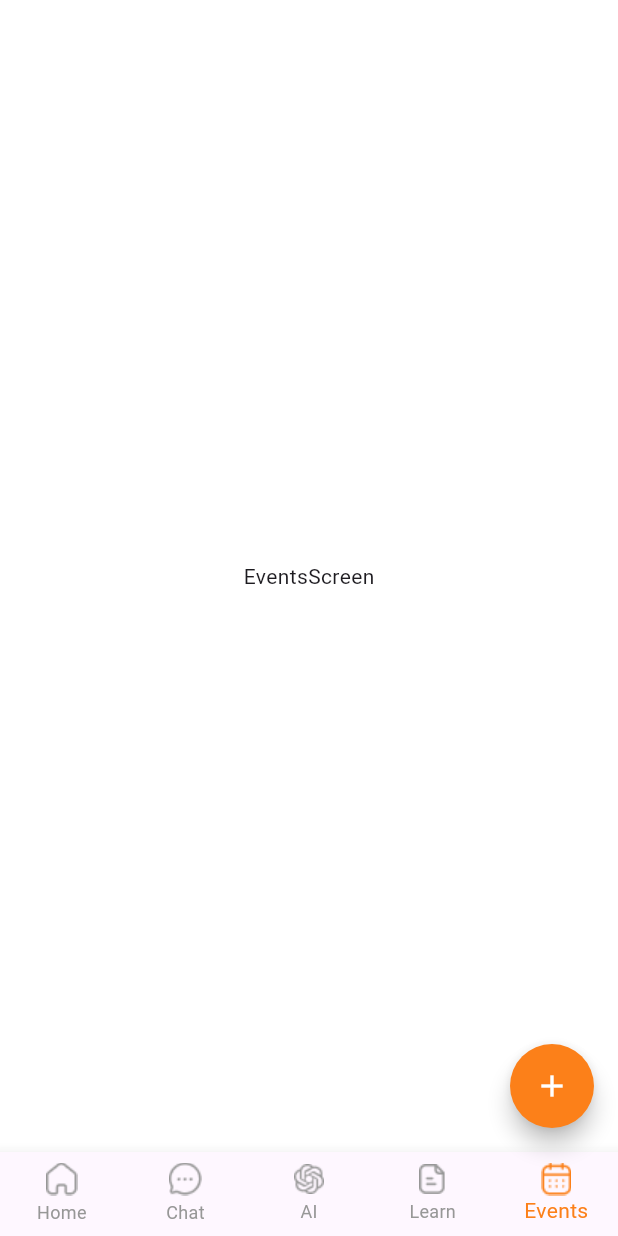
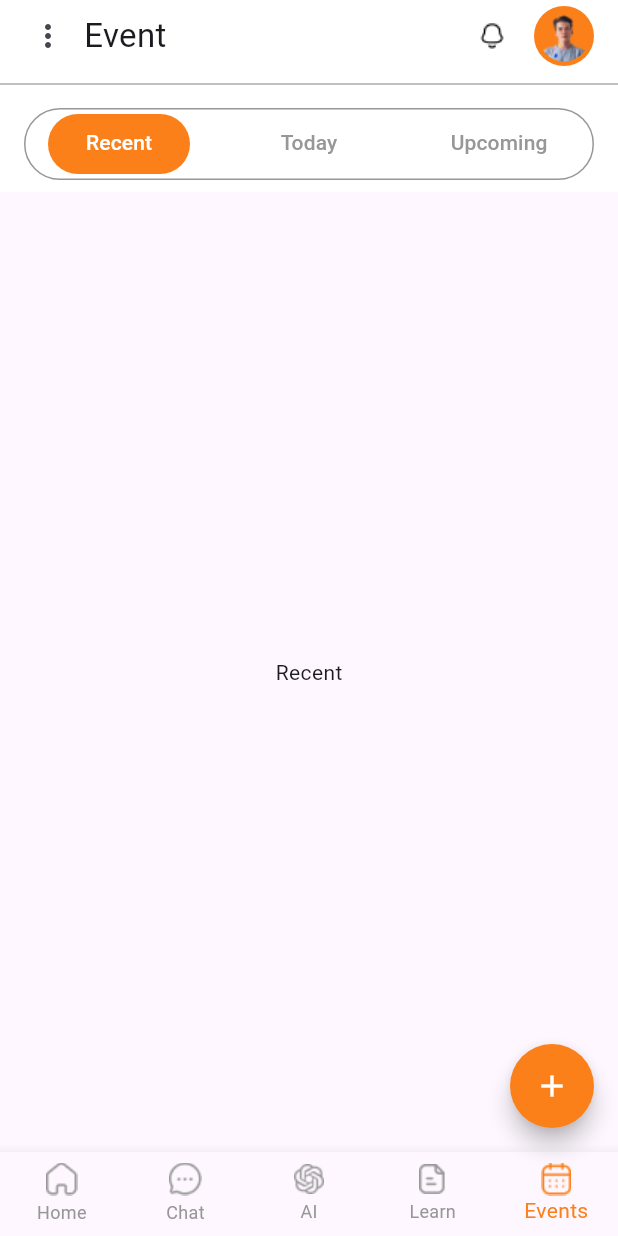
Before and after one commit to Sai-Gruheeth-N/Kraftbase-Assignment, a Flutter app: the Home screen opened directly, item 5 of the bottom bar chosen, on a phone screen of 412 x 824 dp. Run offline on Flutter 3.47's test engine with Material 2 defaults, Android fonts, the phone set to English and light mode, and no system bars; our stand-ins replace google_fonts, step_progress_indicator.

Commit message:
Add tab bar to event screen

```diff
--- a/lib/screens/home/home.dart
+++ b/lib/home.dart
@@ -1,5 +1,6 @@
 import 'package:flutter/material.dart';
 import 'package:kraftbase/resources/app_colors.dart';
+import 'package:kraftbase/screens/events/event_screen.dart';
 import 'package:kraftbase/screens/home/home_screen.dart';
 
 class Home extends StatefulWidget {
@@ -29,9 +30,7 @@ class _HomeState extends State<Home> {
     Center(
       child: Text("LearnScreen"),
     ),
-    Center(
-      child: Text("EventsScreen"),
-    ),
+    EventScreen(),
   ];
 
   @override
--- a/lib/main.dart
+++ b/lib/main.dart
@@ -1,5 +1,5 @@
 import 'package:flutter/material.dart';
-import 'package:kraftbase/screens/home/home.dart';
+import 'package:kraftbase/home.dart';
 import 'package:kraftbase/screens/login-signup/login_screen.dart';
 
 void main() {
--- /dev/null
+++ b/lib/screens/events/event_screen.dart
@@ -0,0 +1,170 @@
+// ignore_for_file: public_member_api_docs, sort_constructors_first
+import 'package:flutter/material.dart';
+import 'package:google_fonts/google_fonts.dart';
+import 'package:kraftbase/resources/app_colors.dart';
+import 'package:kraftbase/widgets/custom_icon_button.dart';
+
+class EventScreen extends StatelessWidget {
+  const EventScreen({super.key});
+
+  @override
+  Widget build(BuildContext context) {
+    return const DefaultTabController(
+      length: 3,
+      child: Scaffold(
+        appBar: EventScreenAppbar(),
+        body: TabBarView(
+          children: [
+            Center(
+              child: Text('Recent'),
+            ),
+            Center(
+              child: Text('Today'),
+            ),
+            Center(
+              child: Text('Upcoming'),
+            ),
+          ],
+        ),
+      ),
+    );
+  }
+}
+
+class EventScreenAppbar extends StatelessWidget implements PreferredSizeWidget {
+  const EventScreenAppbar({
+    super.key,
+  });
+
+  @override
+  Widget build(BuildContext context) {
+    return AppBar(
+      actions: [
+        Flexible(
+          child: Row(
+            children: [
+              const Padding(
+                padding: EdgeInsets.only(left: 16.0),
+                child: CustomIconButton(
+                  icon: Icon(Icons.more_vert),
+                ),
+              ),
+              const SizedBox(width: 8.0),
+              Text(
+                'Event',
+                style: GoogleFonts.readexPro(
+                  fontWeight: FontWeight.w400,
+                  fontSize: 22.0,
+                ),
+              ),
+              const Spacer(),
+              CustomIconButton(
+                icon: Image.asset('images/Notification.png'),
+              ),
+              const SizedBox(width: 12.0),
+              Padding(
+                padding: const EdgeInsets.only(right: 16.0),
+                child: CircleAvatar(
+                  radius: 20,
+                  backgroundColor: const Color.fromARGB(255, 252, 128, 25),
+                  child: ClipRRect(
+                    borderRadius: BorderRadius.circular(20),
+                    child: Image.asset(
+                      'images/profile-pic.png',
+                    ),
+                  ),
+                ),
+              ),
+            ],
+          ),
+        ),
+      ],
+      backgroundColor: AppColors.whiteColor,
+      automaticallyImplyLeading: false,
+      elevation: 0.0,
+      bottom: const EventScreenTabBar(),
+    );
+  }
+
+  @override
+  Size get preferredSize => const Size.fromHeight(128);
+}
+
+class EventScreenTabBar extends StatelessWidget implements PreferredSizeWidget {
+  const EventScreenTabBar({
+    super.key,
+  });
+
+  @override
+  Widget build(BuildContext context) {
+    var labelFontStyle = GoogleFonts.readexPro(
+      fontWeight: FontWeight.w500,
+      fontSize: 14.0,
+    );
+    return Column(
+      children: [
+        const Divider(
+          thickness: 0.8,
+          color: Color(0xFF979797),
+        ),
+        Padding(
+          padding: const EdgeInsets.symmetric(horizontal: 16.0, vertical: 8.0),
+          child: DecoratedBox(
+            decoration: BoxDecoration(
+              border: Border.all(
+                color: const Color(0xFF979797),
+                width: 1.0,
+              ),
+              borderRadius: BorderRadius.circular(50),
+            ),
+            child: TabBar(
+              tabs: const [
+                CustomTab(tabLabel: 'Recent'),
+                CustomTab(tabLabel: 'Today'),
+                CustomTab(tabLabel: 'Upcoming'),
+              ],
+              indicatorSize: TabBarIndicatorSize.label,
+              indicator: BoxDecoration(
+                borderRadius: BorderRadius.circular(50),
+                color: const Color(0xFFFC8019),
+              ),
+              indicatorPadding: const EdgeInsets.symmetric(vertical: 4.0),
+              labelColor: AppColors.whiteColor,
+              unselectedLabelColor: const Color(0xFF979797),
+              labelStyle: labelFontStyle,
+              unselectedLabelStyle: labelFontStyle,
+              dividerColor: Colors.transparent,
+            ),
+          ),
+        ),
+      ],
+    );
+  }
+
+  @override
+  Size get preferredSize => const Size.fromHeight(100);
+}
+
+class CustomTab extends StatelessWidget {
+  final String tabLabel;
+  const CustomTab({
+    Key? key,
+    required this.tabLabel,
+  }) : super(key: key);
+
+  @override
+  Widget build(BuildContext context) {
+    return Tab(
+      child: Container(
+        margin: const EdgeInsets.symmetric(vertical: 4.0),
+        decoration: BoxDecoration(
+          borderRadius: BorderRadius.circular(50),
+        ),
+        child: Align(
+          alignment: Alignment.center,
+          child: Text(tabLabel),
+        ),
+      ),
+    );
+  }
+}
```
